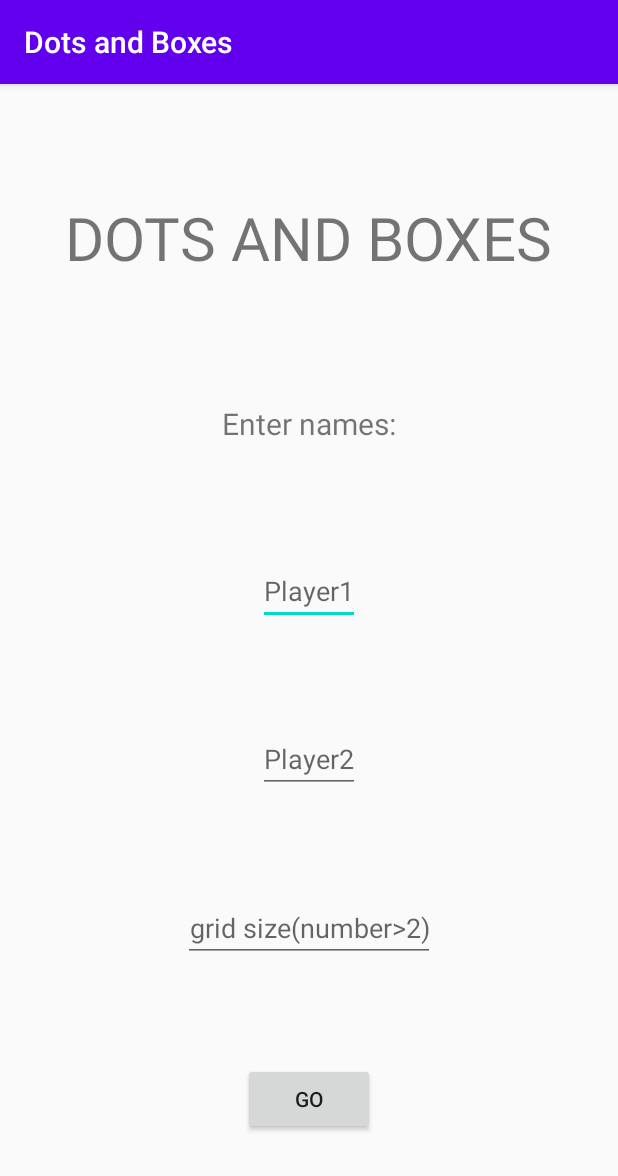
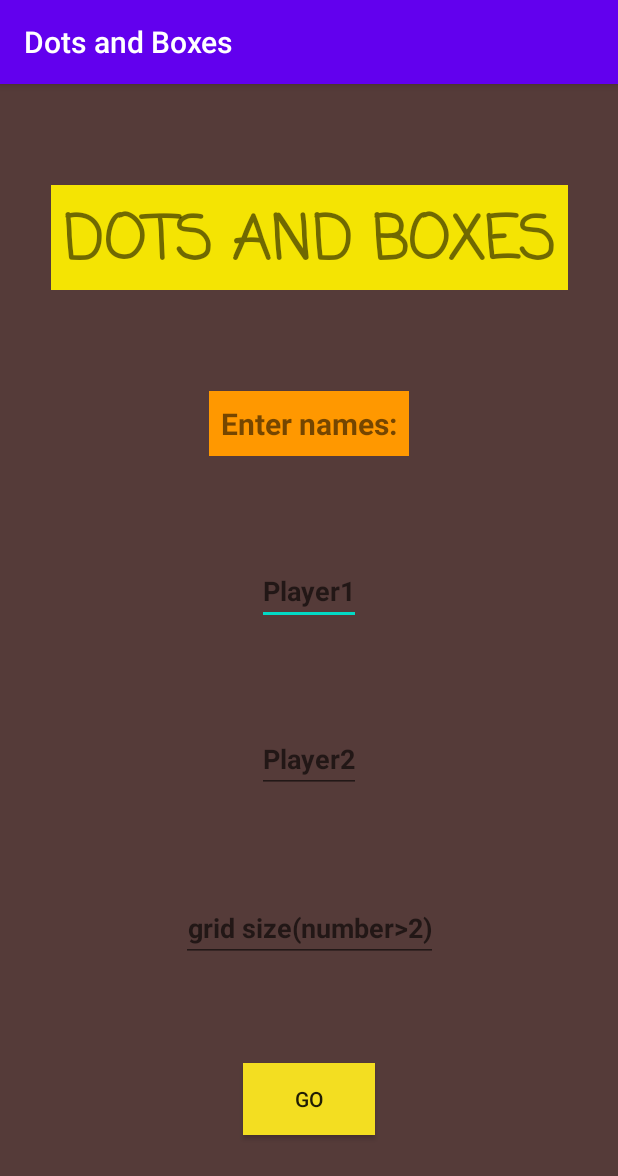
Before and after one commit to Gokul-31/Dots-and-Boxes, an Android app: the screen it shows after launch (MainActivity), on a phone screen of 412 x 824 dp. Shown: the top 1176 px of the screen. Run offline under Robolectric (Android 15) with nearby library versions, the phone set to English and light mode, and no system bars.

Commit message:
Normal Mode

```diff
--- a/app/src/main/res/layout/activity_main.xml
+++ b/app/src/main/res/layout/activity_main.xml
@@ -4,15 +4,19 @@
     xmlns:tools="http://schemas.android.com/tools"
     android:layout_width="match_parent"
     android:layout_height="match_parent"
+    android:background="#553B39"
     tools:context=".MainActivity">
 
     <TextView
         android:id="@+id/textView2"
         android:layout_width="wrap_content"
         android:layout_height="70dp"
+        android:background="#F4E403"
         android:padding="8dp"
         android:text="@string/title"
         android:textSize="40sp"
+        android:textStyle="bold"
+        app:fontFamily="casual"
         app:layout_constraintBottom_toTopOf="@+id/textView"
         app:layout_constraintEnd_toEndOf="parent"
         app:layout_constraintHorizontal_bias="0.5"
@@ -23,9 +27,11 @@
         android:id="@+id/textView"
         android:layout_width="wrap_content"
         android:layout_height="wrap_content"
+        android:background="#FF9800"
         android:padding="8dp"
         android:text="@string/enter_names"
         android:textSize="20sp"
+        android:textStyle="bold"
         app:layout_constraintBottom_toTopOf="@+id/player1_name"
         app:layout_constraintEnd_toEndOf="parent"
         app:layout_constraintHorizontal_bias="0.5"
@@ -36,9 +42,11 @@
         android:id="@+id/player1_name"
         android:layout_width="wrap_content"
         android:layout_height="wrap_content"
+        android:autofillHints="@string/player1"
         android:hint="@string/player1"
-        android:autofillHints="@string/player1"
         android:inputType="text"
+        android:textColor="#FFFFFF"
+        android:textStyle="bold"
         app:layout_constraintBottom_toTopOf="@+id/player2_name"
         app:layout_constraintEnd_toEndOf="parent"
         app:layout_constraintHorizontal_bias="0.5"
@@ -49,9 +57,12 @@
         android:id="@+id/player2_name"
         android:layout_width="wrap_content"
         android:layout_height="wrap_content"
+        android:autofillHints="@string/player2"
         android:hint="@string/player2"
-        android:autofillHints="@string/player2"
         android:inputType="text"
+        android:textAllCaps="true"
+        android:textColor="#FFFFFF"
+        android:textStyle="bold"
         app:layout_constraintBottom_toTopOf="@+id/grid_num"
         app:layout_constraintEnd_toEndOf="parent"
         app:layout_constraintHorizontal_bias="0.5"
@@ -63,21 +74,24 @@
         android:id="@+id/grid_num"
         android:layout_width="wrap_content"
         android:layout_height="wrap_content"
+        android:autofillHints="5"
+        android:gravity="center_horizontal"
         android:hint="@string/grid_size_number"
         android:inputType="number"
-        android:autofillHints="5"
         android:textAlignment="center"
+        android:textColor="#FFFFFF"
+        android:textStyle="bold"
         app:layout_constraintBottom_toTopOf="@+id/Go"
         app:layout_constraintEnd_toEndOf="parent"
         app:layout_constraintHorizontal_bias="0.5"
         app:layout_constraintStart_toStartOf="parent"
-        app:layout_constraintTop_toBottomOf="@+id/player2_name"
-        android:gravity="center_horizontal" />
+        app:layout_constraintTop_toBottomOf="@+id/player2_name" />
 
     <Button
         android:id="@+id/Go"
         android:layout_width="wrap_content"
         android:layout_height="wrap_content"
+        android:background="#F3DE21"
         android:padding="8dp"
         android:text="@string/Go"
         app:layout_constraintBottom_toBottomOf="parent"
--- a/app/src/main/res/values/colors.xml
+++ b/app/src/main/res/values/colors.xml
@@ -6,7 +6,10 @@
 <color name="Gray">#616161</color>
 <color name="player2">#F44336</color>
 <color name="player1">#3F51B5</color>
+    <color name="player1Box">#29B6F6</color>
+    <color name="player2Box">#FF8A65</color>
 
 <color name="white">#FFFFFF</color>
 <color name="black">#000000</color>
+    <color name="back">#FFE082</color>
 </resources>
```
Also changed, not shown: app/src/main/java/com/example/android/dotsandboxes/GridActivity.java (+11 -8 lines).
